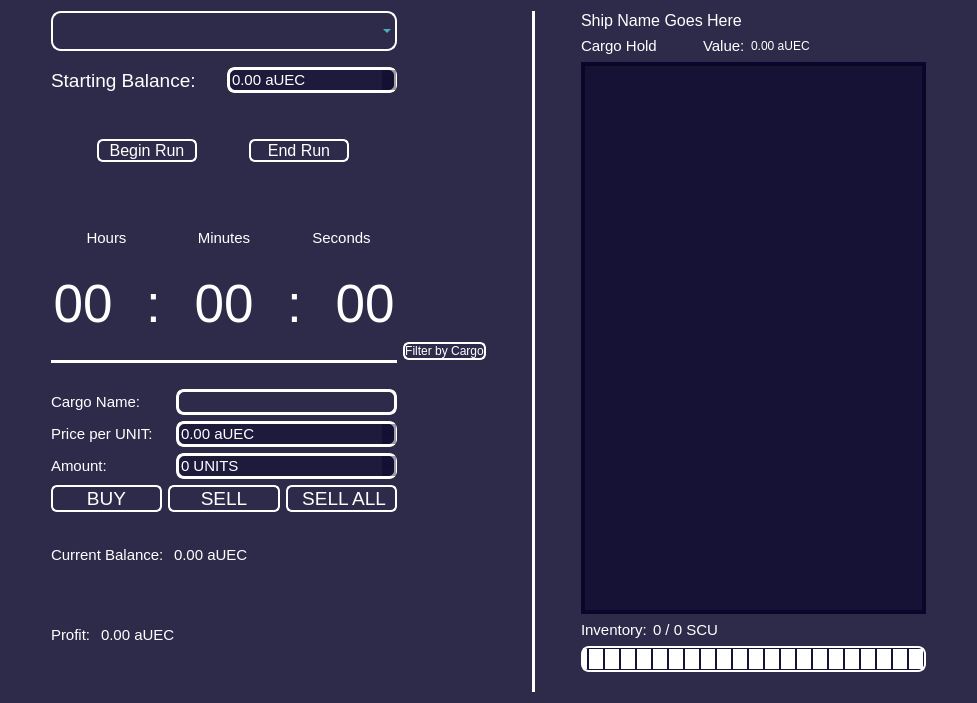
JusDooEt/SC-Cargo-Log-Qt, file widget.ui: the form before one commit.
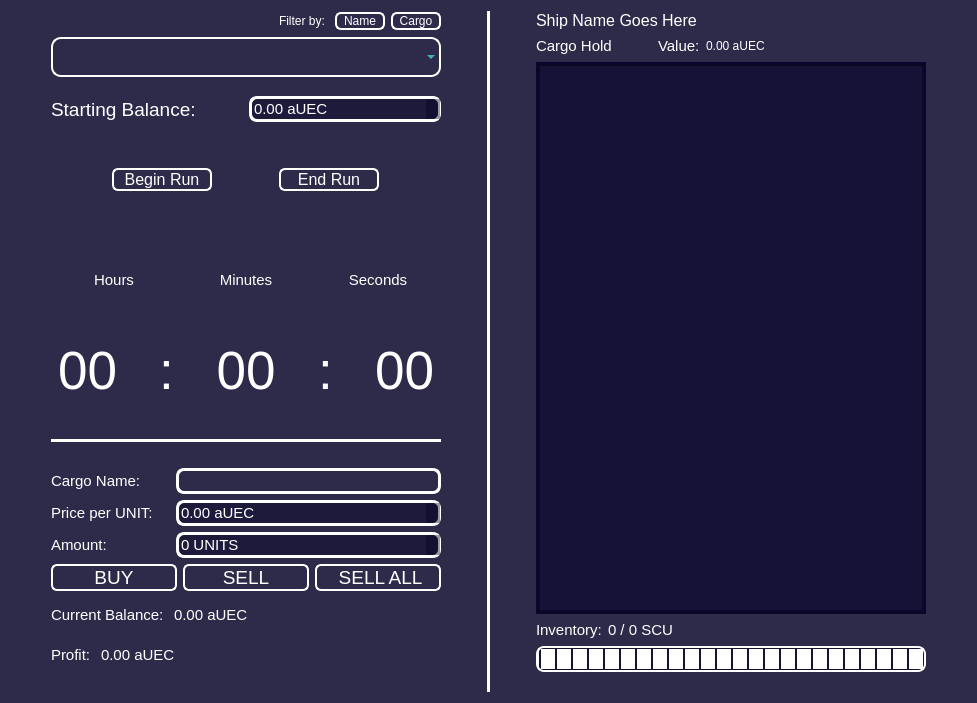
The form after the commit.

Commit message: Ship Combo Box Sorting is Functional

The edit to the form file:
```diff
--- a/widget.ui
+++ b/widget.ui
@@ -581,7 +581,7 @@
 	color: rgb(85, 255, 255);
 }</string>
   </property>
-  <layout class="QHBoxLayout" name="horizontalLayout_11">
+  <layout class="QHBoxLayout" name="horizontalLayout_12">
    <item>
     <spacer name="horizontalSpacer_3">
      <property name="orientation">
@@ -599,11 +599,63 @@
     </spacer>
    </item>
    <item>
-    <layout class="QVBoxLayout" name="verticalLayout_11">
-     <item>
-      <layout class="QVBoxLayout" name="verticalLayout_10">
-       <item>
         <layout class="QVBoxLayout" name="verticalLayout_3">
+     <item>
+      <layout class="QHBoxLayout" name="horizontalLayout_11">
+       <item>
+        <spacer name="horizontalSpacer_10">
+         <property name="orientation">
+          <enum>Qt::Horizontal</enum>
+         </property>
+         <property name="sizeHint" stdset="0">
+          <size>
+           <width>40</width>
+           <height>20</height>
+          </size>
+         </property>
+        </spacer>
+       </item>
+       <item>
+        <widget class="QLabel" name="label_2">
+         <property name="text">
+          <string>Filter by: </string>
+         </property>
+        </widget>
+       </item>
+       <item>
+        <widget class="QPushButton" name="nameSortButton">
+         <property name="sizePolicy">
+          <sizepolicy hsizetype="Minimum" vsizetype="Fixed">
+           <horstretch>0</horstretch>
+           <verstretch>0</verstretch>
+          </sizepolicy>
+         </property>
+         <property name="minimumSize">
+          <size>
+           <width>50</width>
+           <height>0</height>
+          </size>
+         </property>
+         <property name="text">
+          <string>Name</string>
+         </property>
+        </widget>
+       </item>
+       <item>
+        <widget class="QPushButton" name="cargoSortButton">
+         <property name="minimumSize">
+          <size>
+           <width>50</width>
+           <height>0</height>
+          </size>
+         </property>
+         <property name="text">
+          <string>Cargo</string>
+         </property>
+        </widget>
+       </item>
+      </layout>
+     </item>
          <item>
           <widget class="QComboBox" name="shipComboBox">
            <property name="sizePolicy">
@@ -634,7 +686,7 @@
            <property name="sizeHint" stdset="0">
             <size>
              <width>20</width>
-             <height>10</height>
+         <height>13</height>
             </size>
            </property>
           </spacer>
@@ -692,8 +744,6 @@
            </item>
           </layout>
          </item>
-        </layout>
-       </item>
        <item>
         <spacer name="verticalSpacer_6">
          <property name="orientation">
@@ -937,8 +987,6 @@
          </item>
         </layout>
        </item>
-      </layout>
-     </item>
      <item>
       <spacer name="verticalSpacer_2">
        <property name="orientation">
@@ -1262,13 +1310,6 @@
      </item>
     </layout>
    </item>
-   <item>
-    <widget class="QPushButton" name="cargoSortButton">
-     <property name="text">
-      <string>Filter by Cargo</string>
-     </property>
-    </widget>
-   </item>
    <item>
     <spacer name="horizontalSpacer_2">
      <property name="orientation">
```
Lines whose indentation alone changed are shown as unchanged. The commit also changes 4 other files.
